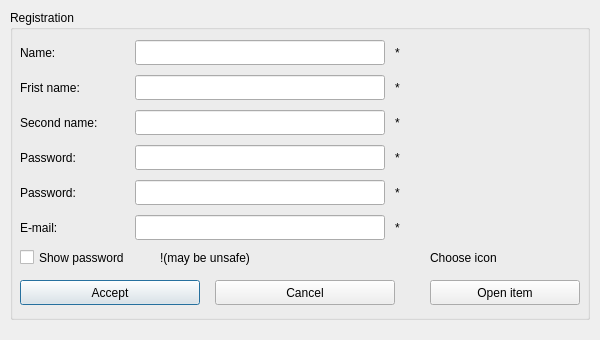
Old version of the form Client/cregistartion.ui in the repository SviatoslavBoichuk/PM_Client.
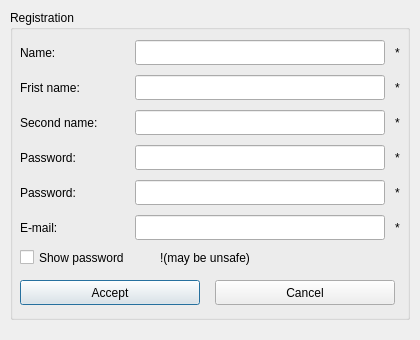
New version of the form.

The edit to the form file:
```diff
--- a/Client/cregistartion.ui
+++ b/Client/cregistartion.ui
@@ -6,7 +6,7 @@
    <rect>
     <x>0</x>
     <y>0</y>
-    <width>600</width>
+    <width>420</width>
     <height>340</height>
    </rect>
   </property>
@@ -18,7 +18,7 @@
     <rect>
      <x>10</x>
      <y>10</y>
-     <width>580</width>
+     <width>400</width>
      <height>310</height>
     </rect>
    </property>
@@ -179,48 +179,6 @@
      <string>!(may be unsafe)</string>
     </property>
    </widget>
-   <widget class="QPushButton" name="openIcon">
-    <property name="geometry">
-     <rect>
-      <x>420</x>
-      <y>270</y>
-      <width>150</width>
-      <height>25</height>
-     </rect>
-    </property>
-    <property name="text">
-     <string>Open item</string>
-    </property>
-   </widget>
-   <widget class="QLabel" name="userIcon_label">
-    <property name="geometry">
-     <rect>
-      <x>420</x>
-      <y>30</y>
-      <width>150</width>
-      <height>160</height>
-     </rect>
-    </property>
-    <property name="text">
-     <string>&lt;Image&gt;</string>
-    </property>
-    <property name="alignment">
-     <set>Qt::AlignCenter</set>
-    </property>
-   </widget>
-   <widget class="QLabel" name="label_8">
-    <property name="geometry">
-     <rect>
-      <x>420</x>
-      <y>235</y>
-      <width>100</width>
-      <height>25</height>
-     </rect>
-    </property>
-    <property name="text">
-     <string>Choose icon</string>
-    </property>
-   </widget>
    <widget class="QLabel" name="label_9">
     <property name="geometry">
      <rect>
```
